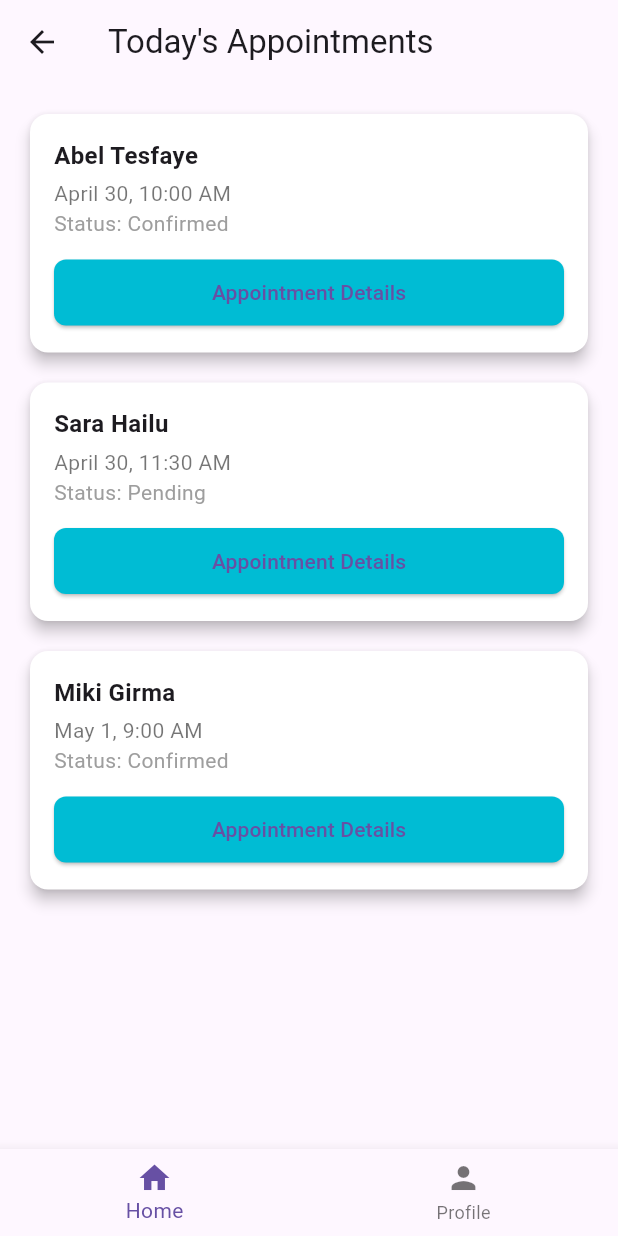
After one commit to bethelge/Flutter-TenaMed-Local-Medical-Appointment-System, a Flutter app: the DoctorHomeScreenAfterSetup screen opened by its route, on a phone screen of 412 x 824 dp. The commit adds this screen. Run offline on Flutter 3.47's test engine with Material 3 defaults, Android fonts, the phone set to English and light mode, and no system bars; our stand-ins replace flutter_riverpod, go_router.

Commit message:
Added doctor home screen after setup

```diff
--- /dev/null
+++ b/tena_med_flutter/tena_med_flutter/lib/features/appointment/presentation/screens/doctor_home_screen_after_setup.dart
@@ -0,0 +1,147 @@
+import 'package:flutter/material.dart';
+import 'package:go_router/go_router.dart';
+
+class DoctorHomeScreenAfterSetup extends StatelessWidget {
+  const DoctorHomeScreenAfterSetup({super.key});
+
+  @override
+  Widget build(BuildContext context) {
+    final dummyAppointments = [
+      {
+        'patientName': 'Abel Tesfaye',
+        'time': 'April 30, 10:00 AM',
+        'status': 'Confirmed',
+      },
+      {
+        'patientName': 'Sara Hailu',
+        'time': 'April 30, 11:30 AM',
+        'status': 'Pending',
+      },
+      {
+        'patientName': 'Miki Girma',
+        'time': 'May 1, 9:00 AM',
+        'status': 'Confirmed',
+      },
+    ];
+
+    return Scaffold(
+      appBar: AppBar(
+        title: const Text("Today's Appointments"),
+        leading: IconButton(
+          icon: const Icon(Icons.arrow_back),
+          onPressed: () {
+            context.pop();
+          },
+        ),
+      ),
+      bottomNavigationBar: BottomNavigationBar(
+        currentIndex: 0, // Home is selected
+        onTap: (index) {
+          switch (index) {
+            case 0:
+            // Already on Home, do nothing or refresh
+              break;
+            case 1:
+              context.go('/doctor_profile_after_setup'); // navigate to profile
+              break;
+          }
+        },
+        items: const [
+          BottomNavigationBarItem(icon: Icon(Icons.home), label: 'Home'),
+          BottomNavigationBarItem(icon: Icon(Icons.person), label: 'Profile'),
+        ],
+      ),
+
+
+      body: Padding(
+        padding: const EdgeInsets.all(16.0),
+        child: ListView.separated(
+          itemCount: dummyAppointments.length,
+          separatorBuilder: (_, __) => const SizedBox(height: 12),
+          itemBuilder: (context, index) {
+            final appointment = dummyAppointments[index];
+            return AppointmentCard(
+              patientName: appointment['patientName']!,
+              time: appointment['time']!,
+              status: appointment['status']!,
+              onDetailsTap: () {
+                context.go('/doctor_appointment_detail');
+              },
+            );
+          },
+        ),
+      ),
+    );
+  }
+}
+
+class AppointmentCard extends StatelessWidget {
+  final String patientName;
+  final String time;
+  final String status;
+  final VoidCallback onDetailsTap;
+
+  const AppointmentCard({
+    super.key,
+    required this.patientName,
+    required this.time,
+    required this.status,
+    required this.onDetailsTap,
+  });
+
+  @override
+  Widget build(BuildContext context) {
+    return Card(
+      elevation: 4,
+      shape: RoundedRectangleBorder(borderRadius: BorderRadius.circular(12)),
+      color: Colors.white,
+      child: Padding(
+        padding: const EdgeInsets.all(16.0),
+        child: Column(
+          crossAxisAlignment: CrossAxisAlignment.start,
+          children: [
+            Text(
+              patientName,
+              style: const TextStyle(
+                fontWeight: FontWeight.bold,
+                fontSize: 16,
+              ),
+            ),
+            const SizedBox(height: 4),
+            Text(
+              time,
+              style: const TextStyle(
+                fontSize: 14,
+                color: Colors.black54,
+              ),
+            ),
+            Text(
+              'Status: $status',
+              style: const TextStyle(
+                fontSize: 14,
+                color: Colors.grey,
+              ),
+            ),
+            const SizedBox(height: 12),
+            SizedBox(
+              width: double.infinity,
+              child: ElevatedButton(
+                onPressed: () {
+                  context.go('/doctor_appointment_detail');
+                },
+                style: ElevatedButton.styleFrom(
+                  backgroundColor: const Color(0xFF00BCD4),
+                  padding: const EdgeInsets.symmetric(vertical: 12),
+                  shape: RoundedRectangleBorder(
+                    borderRadius: BorderRadius.circular(8),
+                  ),
+                ),
+                child: const Text('Appointment Details'),
+              ),
+            ),
+          ],
+        ),
+      ),
+    );
+  }
+}
--- a/tena_med_flutter/tena_med_flutter/lib/main.dart
+++ b/tena_med_flutter/tena_med_flutter/lib/main.dart
@@ -8,6 +8,7 @@ import 'features/appointment/presentation/screens/appointment_list_screen.dart';
 import 'features/appointment/presentation/screens/book_appointment_screen.dart';
 import 'features/appointment/presentation/screens/booking_succsess.dart';
 import 'features/appointment/presentation/screens/doctor_appointment_detail.dart';
+import 'features/appointment/presentation/screens/doctor_home_screen_after_setup.dart';
 import 'features/appointment/presentation/screens/doctor_login_screen.dart';
 import 'features/appointment/presentation/screens/doctor_profile_after_setup_screen.dart';
 import 'features/appointment/presentation/screens/doctor_profile_setup_screen.dart';
@@ -81,6 +82,10 @@ class TenaMedApp extends StatelessWidget {
           path: '/doctor_appointment_detail',
           builder: (context, state) => const DoctorAppointmentDetailScreen(),
         ),
+        GoRoute(
+          path: '/doctor_home_after_setup',
+          builder: (context, state) => const DoctorHomeScreenAfterSetup(),
+        ),
 
       ],
     );
```
